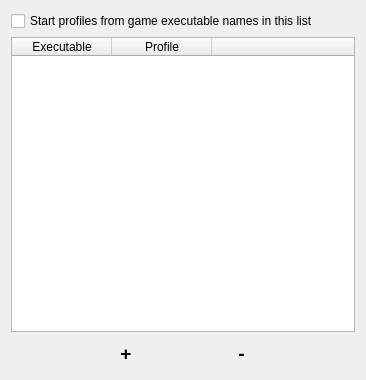
opentrack/opentrack, file gui/process_widget.ui: the form before one commit.
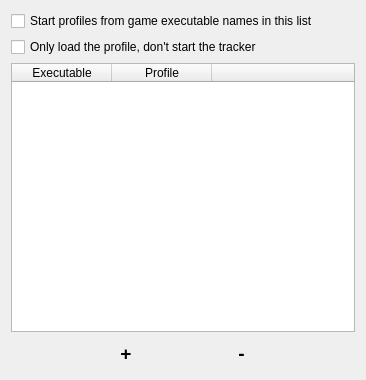
The form after the commit. Custom widgets are drawn as their Qt base class.

Commit message: Add option to load game profiles without starting the tracker.

```diff
--- a/gui/process_widget.ui
+++ b/gui/process_widget.ui
@@ -21,6 +21,13 @@
      </property>
     </widget>
    </item>
+   <item>
+    <widget class="QCheckBox" name="load_only">
+     <property name="text">
+      <string>Only load the profile, don't start the tracker</string>
+     </property>
+    </widget>
+   </item>
    <item>
     <widget class="FancyTable" name="tableWidget">
      <property name="sizePolicy">
```
Left out of the diff: 1 changed line with no effect on the pictures. The commit also changes 3 other files.
